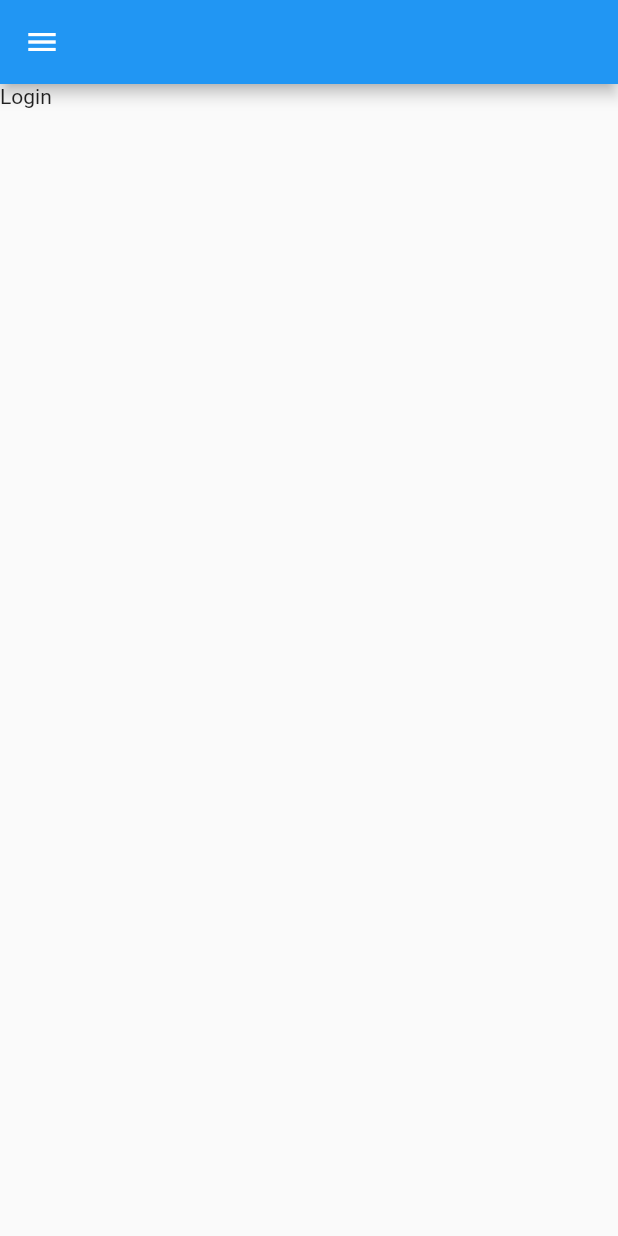
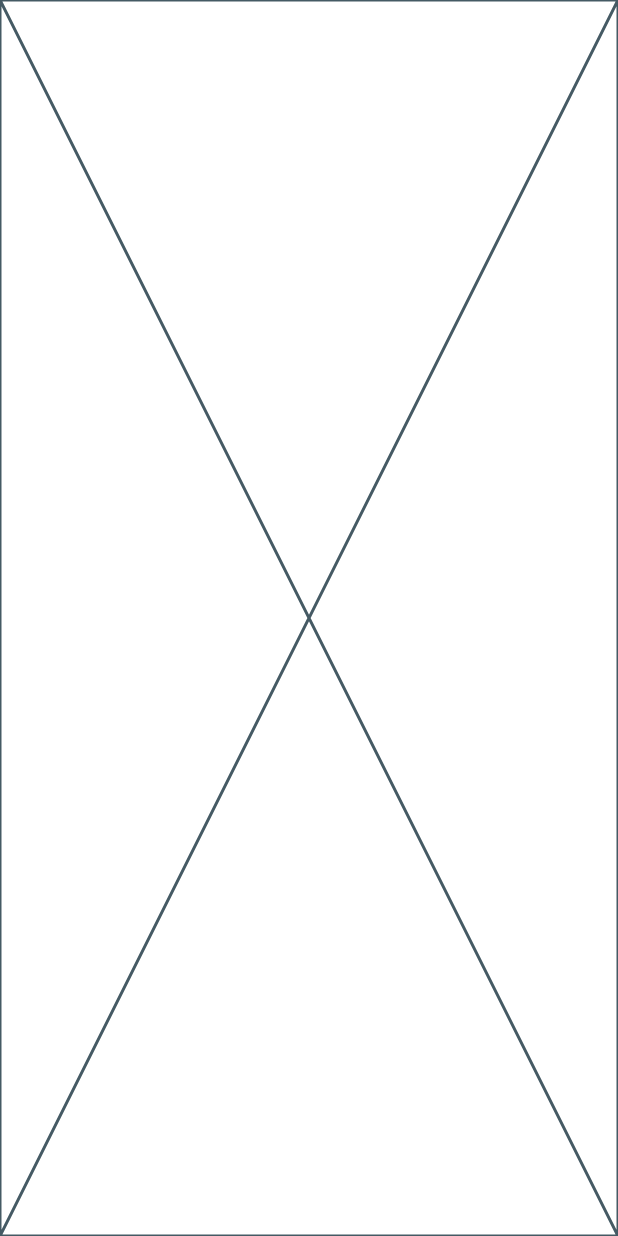
Before and after one commit to hagrasy/notes_app, a Flutter app: the screen it shows after launch, on a phone screen of 412 x 824 dp. Run offline on Flutter 3.47's test engine with Material 2 defaults, Android fonts, the phone set to English and light mode, and no system bars.

Commit message:
creat notes app

```diff
--- a/note_app/lib/main.dart
+++ b/note_app/lib/main.dart
@@ -1,38 +1,14 @@
 import 'package:flutter/material.dart';
 
 void main() {
-  runApp(const MyApp());
+  runApp(const NotesApp());
 }
 
-class MyApp extends StatelessWidget {
-  const MyApp({super.key});
+class NotesApp extends StatelessWidget {
+  const NotesApp({super.key});
 
   @override
   Widget build(BuildContext context) {
-    return MaterialApp(home: Login());
+    return const Placeholder();
   }
 }
-
-class Home extends StatelessWidget {
-  const Home({super.key});
-  @override
-  Widget build(BuildContext context) {
-    return Scaffold(
-      appBar: AppBar(),
-      drawer: Drawer(),
-      body: Text("Hagrasy"),
-    );
-  }
-}
-
-class Login extends StatelessWidget {
-  const Login({super.key});
-  @override
-  Widget build(BuildContext context) {
-    return Scaffold(
-      appBar: AppBar(),
-      drawer: Drawer(),
-      body: Text("Login"),
-    );
-  }
-}
```
